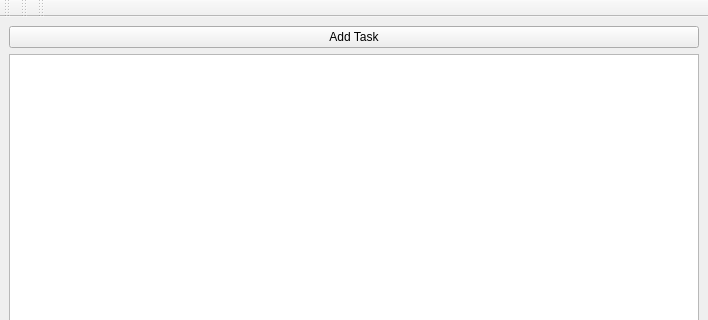
Qt form ui/mainwindow.ui (shawnlong636/TaskAssigner) before a commit; both pictures show x 0 to 708 and y 0 to 320 of the 708 by 600 pixel window.
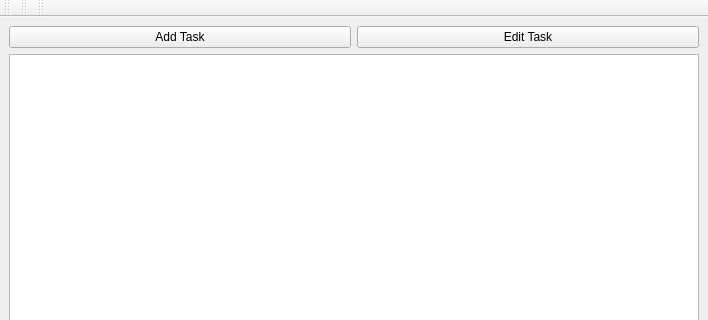
The same form after that commit.

Diff of the .ui file:
```diff
--- a/ui/mainwindow.ui
+++ b/ui/mainwindow.ui
@@ -24,6 +24,13 @@
         </property>
        </widget>
       </item>
+      <item>
+       <widget class="QPushButton" name="EditButton">
+        <property name="text">
+         <string>Edit Task</string>
+        </property>
+       </widget>
+      </item>
      </layout>
     </item>
     <item>
```
